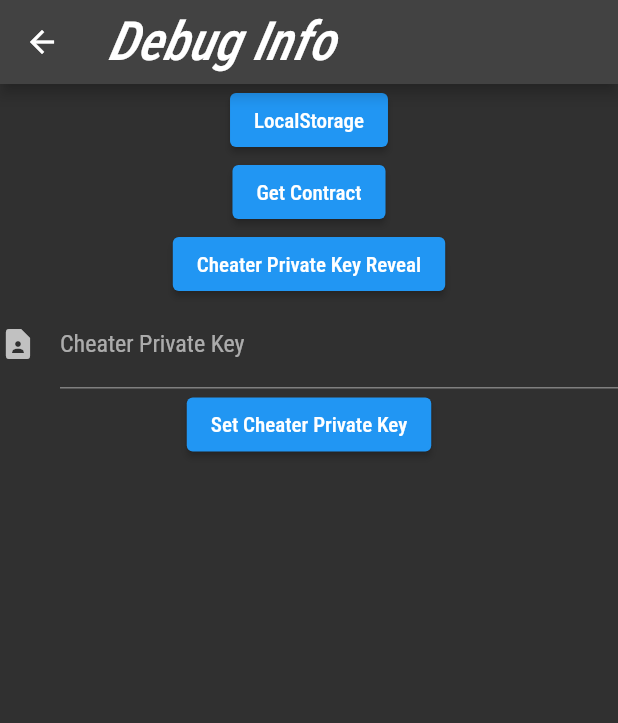
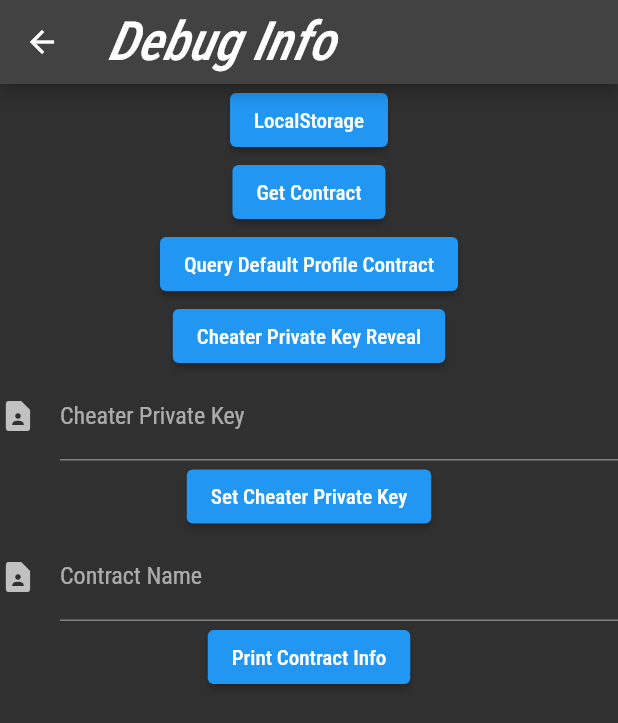
Before and after one commit to roostercoopllc/dSmarket, a Flutter app: the DebugWidget screen opened directly, after a tap on "Set Cheater Private Key", on a phone screen of 412 x 824 dp. Shown: the top 723 px of the screen. Run offline on Flutter 3.47's test engine with Material 2 defaults, Android fonts, the phone set to English and light mode, and no system bars; our stand-ins replace community_material_icon, flutter_switch, localstorage, qr_flutter; missing offline and left inert: walletconnect_dart, web3dart; Roboto replaces fonts that are missing (Roboto Condensed).

Commit message:
adding in more debug functions.

```diff
--- a/mobile/lib/pages/createProfile.dart
+++ b/mobile/lib/pages/createProfile.dart
@@ -106,7 +106,7 @@ class _CreateProfilePageState extends State<CreateProfilePage> {
                                         Color.fromARGB(255, 209, 219, 210))),
                             onPressed: () {
                               // Validate returns true if the form is valid, or false otherwise.
-                              if (_ProfileKey.currentState!.validate()) {
+                              if (_CreateProfileKey.currentState!.validate()) {
                                 // If the form is valid, display a snackbar. In the real world,
                                 // you'd often call a server or save the information in a database.
                                 ScaffoldMessenger.of(context).showSnackBar(
--- a/mobile/lib/utils/helperfunctions.dart
+++ b/mobile/lib/utils/helperfunctions.dart
@@ -111,33 +111,13 @@ bool startLocalStorage(LocalStorage storage) {
         "contractAddress": "0xf9851ed7f6005226f770B5f43CF2BC8B471954D7"
       },
       {
-        "contractName": "GigMeJob",
-        "contractAddress": "0xA3A71D814362C881778B0413e47480488Ba5D3A9"
-      },
-      {
-        "contractName": "GigMeJobAcceptance",
-        "contractAddress": "0x8f8b8f8b8f8b8f8b8f8b8f8b8f8b8f8b8f8b8f8b"
-      },
-      {
-        "contractName": "GigMeJobCompletion",
-        "contractAddress": "0x8f8b8f8b8f8b8f8b8f8b8f8b8f8b8f8b8f8b8f8b"
-      },
-      {
         "contractName": "GigMeProfile",
-        "contractAddress": "0x8f8b8f8b8f8b8f8b8f8b8f8b8f8b8f8b8f8b8f8b"
-      },
-      {
-        "contractName": "GigMeJobRating",
-        "contractAddress": "0x8f8b8f8b8f8b8f8b8f8b8f8b8f8b8f8b8f8b8f8b"
+        "contractAddress": "0x0c9Bf82F3dA04981a5648bA2674BEF973CFBf23d"
       },
       {
         "contractName": "GigMeJobAdvertisement",
         "contractAddress": "0xABa83698D1F9A418cc365889A6E02F599b179Ac5"
       },
-      {
-        "contractName": "GigMeJobNegotiation",
-        "contractAddress": "0x8f8b8f8b8f8b8f8b8f8b8f8b8f8b8f8b8f8b8f8b"
-      }
     ]);
     storage.setItem('negotiations', []);
     storage.setItem('jobs', []);
@@ -154,10 +134,15 @@ String polygonClientUrl =
 
 Future<List<dynamic>> query(Web3Client ethereumClient, LocalStorage storage,
     String contractName, String functionName, List<dynamic> args) async {
+  print('Ethereum Client: ${ethereumClient}');
   DeployedContract contract = await getContract(storage, contractName);
+  print('Contract: ${contract.function(functionName)}');
   ContractFunction function = contract.function(functionName);
+  print('Function: ${function.name}');
+  print(ethereumClient);
   List<dynamic> result = await ethereumClient.call(
       contract: contract, function: function, params: args);
+  print('Result: ${result}');
   return result;
 }
 
@@ -165,6 +150,7 @@ Future<String> transaction(Web3Client ethereumClient, LocalStorage storage,
     String contractName, String functionName, List<dynamic> args) async {
   EthPrivateKey credential = EthPrivateKey.fromHex(private_key);
   DeployedContract contract = await getContract(storage, contractName);
+  print(contract);
   ContractFunction function = contract.function(functionName);
   dynamic result = await ethereumClient.sendTransaction(
     credential,
@@ -183,10 +169,10 @@ Future<String> transaction(Web3Client ethereumClient, LocalStorage storage,
 Future<DeployedContract> getContract(
     LocalStorage storage, String abiName) async {
   String abiJson = await rootBundle.loadString("assets/abi/${abiName}.json");
-  print(abiJson);
+  // print(abiJson);
   // String contractAddress = "0xd55B64d9b7816f2e2D9be07CbC52303A77B7163b";
   String contractAddress = getContractAddress(storage, abiName);
-
+  print(contractAddress);
   DeployedContract contract = DeployedContract(
     ContractAbi.fromJson(abiJson, abiName),
     EthereumAddress.fromHex(contractAddress),
--- a/mobile/lib/utils/helperwidgets.dart
+++ b/mobile/lib/utils/helperwidgets.dart
@@ -4,8 +4,10 @@ import 'package:qr_flutter/qr_flutter.dart';
 import 'package:gigme/pages/profile.dart';
 import 'package:community_material_icon/community_material_icon.dart';
 import 'package:web3dart/web3dart.dart';
+import 'package:http/http.dart';
 
 import 'package:gigme/utils/helperfunctions.dart';
+import 'package:gigme/pages/negotiateJob.dart';
 
 class JobViewCard extends StatelessWidget {
   const JobViewCard(
@@ -43,7 +45,10 @@ class JobViewCard extends StatelessWidget {
             children: <Widget>[
               TextButton(
                 child: const Text('Negotiate'),
-                onPressed: () {/* ... */},
+                onPressed: () {
+                  Navigator.of(context).push(MaterialPageRoute(
+                      builder: (context) => const NegotiateJobPage()));
+                },
               ),
               const SizedBox(width: 8),
               TextButton(
@@ -185,8 +190,14 @@ class DebugWidget extends StatefulWidget {
 
 class _DebugWidgetState extends State<DebugWidget> {
   final _CheaterKey = GlobalKey<FormState>();
+  final _DebugContractKey = GlobalKey<FormState>();
   var storageValues = LocalStorage('gigme_local_storage.json');
   final _debugController = TextEditingController();
+  final _cheaterController = TextEditingController();
+
+  static Client httpClient = Client(); // = Client(http.IOClient());
+  Web3Client ethereumClient =
+      Web3Client(polygonClientUrl, httpClient); // Ethereum client
 
   // final sender = Address.fromAlgorandAddress(address: session.accounts[0]);
 
@@ -199,7 +210,32 @@ class _DebugWidgetState extends State<DebugWidget> {
   checkContract() async {
     DeployedContract deployed =
         await getContract(storageValues, 'GigMeProfile');
-    print('Deployed Contract: ${deployed.abi.functions[1].name}');
+    deployed.abi.functions.forEach((element) => {
+          print('Contract: ${element.name}, Params: ${element.parameters}'),
+          print('')
+        });
+    // print('Deployed Contract: ${deployed.abi.functions}');
+  }
+
+  checkProfileContract() async {
+    //try {
+    print('Query Contract');
+    var profileContract = await query(
+        ethereumClient, storageValues, 'GigMeProfile', 'profileAlias', []);
+    print('Query completed');
+    print(profileContract);
+    //} catch (e) {
+    //  print('Error: ${e.toString()}');
+    //}
+  }
+
+  getContractInformation(var contractNameParam) async {
+    DeployedContract deployed =
+        await getContract(storageValues, contractNameParam);
+    deployed.abi.functions.forEach((element) => {
+          print('Contract: ${element.name}, Params: ${element.parameters}'),
+          print('')
+        });
   }
 
   @override
@@ -212,6 +248,9 @@ class _DebugWidgetState extends State<DebugWidget> {
         ElevatedButton(onPressed: printTheState, child: Text('LocalStorage')),
         ElevatedButton(onPressed: checkContract, child: Text('Get Contract')),
         ElevatedButton(
+            onPressed: checkProfileContract,
+            child: Text('Query Default Profile Contract')),
+        ElevatedButton(
             onPressed: () {
               print(storageValues.getItem('cheaterPrivateKey'));
             },
@@ -220,7 +259,7 @@ class _DebugWidgetState extends State<DebugWidget> {
             key: _CheaterKey,
             child: Column(children: [
               TextFormField(
-                controller: _debugController,
+                controller: _cheaterController,
                 decoration: const InputDecoration(
                   icon: Icon(Icons.contact_page),
                   hintText: "Straight string of Private Key",
@@ -231,9 +270,28 @@ class _DebugWidgetState extends State<DebugWidget> {
                   child: Text('Set Cheater Private Key'),
                   onPressed: () {
                     print(
+                        'This is pressed. With this value: ${_cheaterController.text}');
+                    storageValues.setItem(
+                        'cheaterPrivateKey', _cheaterController.text);
+                  }),
+            ])),
+        Form(
+            key: _DebugContractKey,
+            child: Column(children: [
+              TextFormField(
+                controller: _debugController,
+                decoration: const InputDecoration(
+                  icon: Icon(Icons.contact_page),
+                  hintText: "Get Contract Information",
+                  labelText: "Contract Name",
+                ),
+              ),
+              ElevatedButton(
+                  child: Text('Print Contract Info'),
+                  onPressed: () {
+                    print(
                         'This is pressed. With this value: ${_debugController.text}');
-                    storageValues.setItem(
-                        'cheaterPrivateKey', _debugController.text);
+                    getContractInformation(_debugController.text);
                   }),
             ]))
       ])),
```
Also changed, not shown: mobile/assets/abi/GigMeCreatorUtil.json (+13 -13 lines), 1 other file.
